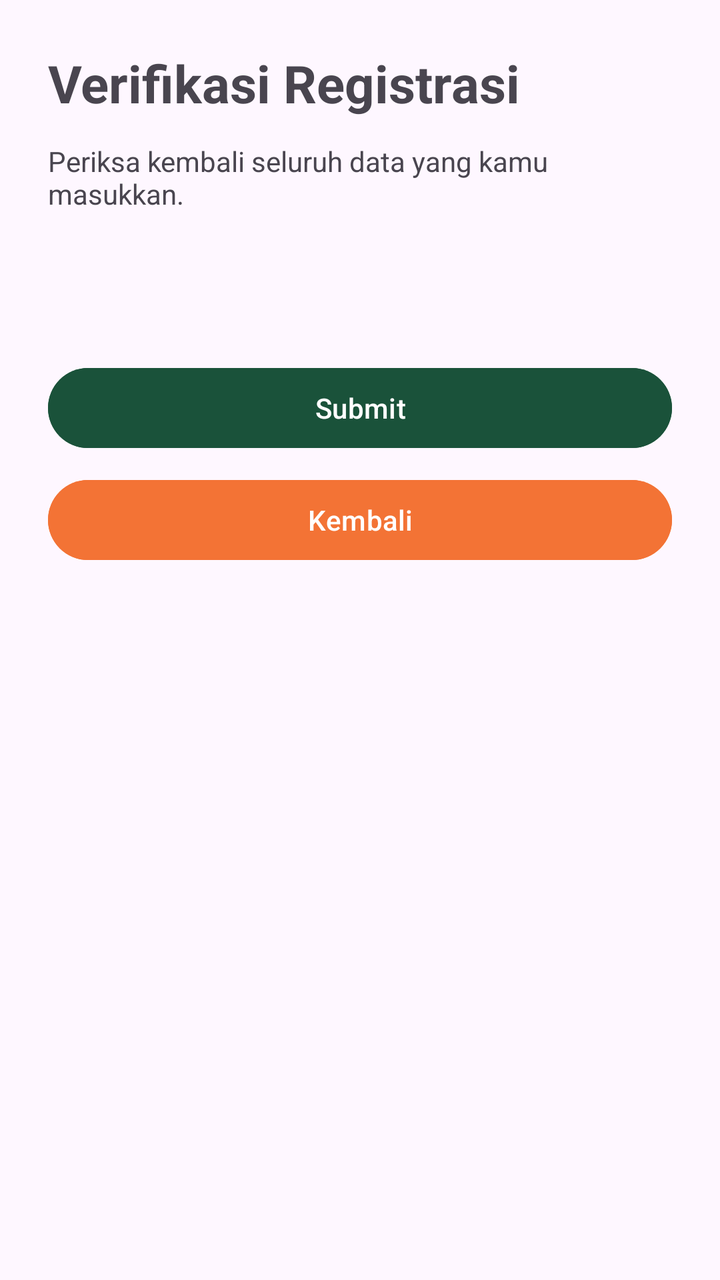
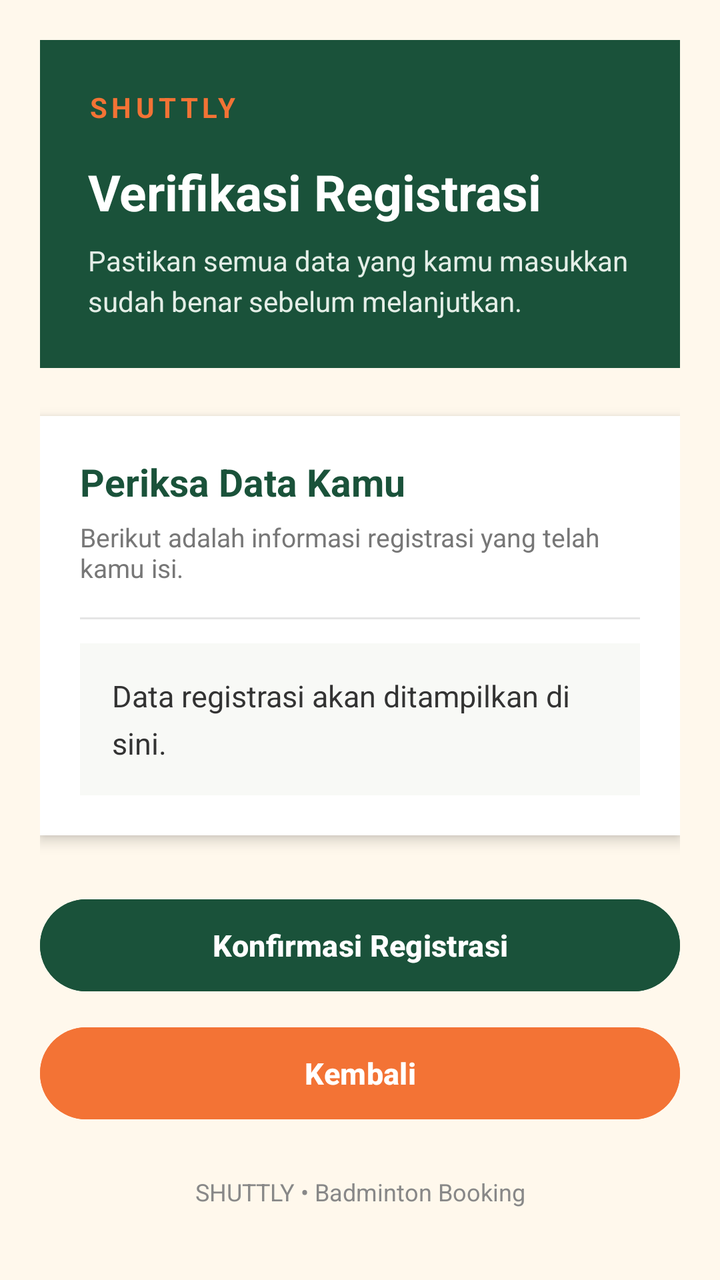

An Android layout rendered at two revisions. The XML below is the earlier revision; the diff shows what the commit changed to produce the second picture.
<!-- AndroidManifest.xml: application theme Theme.ZWAQtela -->
<!-- res/layout/activity_verification.xml -->
<?xml version="1.0" encoding="utf-8"?>
<ScrollView xmlns:android="http://schemas.android.com/apk/res/android"
    xmlns:app="http://schemas.android.com/apk/res-auto"
    xmlns:tools="http://schemas.android.com/tools"
    android:id="@+id/main"
    android:layout_width="match_parent"
    android:layout_height="match_parent"
    tools:context=".Home.VerificationActivity">
    <LinearLayout
        android:layout_width="match_parent"
        android:layout_height="wrap_content"
        android:orientation="vertical"
        android:padding="24dp">

        <TextView
            android:layout_width="match_parent"
            android:layout_height="wrap_content"
            android:text="Verifikasi Registrasi"
            android:textSize="26sp"
            android:textStyle="bold" />

        <TextView
            android:layout_width="match_parent"
            android:layout_height="wrap_content"
            android:layout_marginTop="12dp"
            android:text="Periksa kembali seluruh data yang kamu masukkan."
            android:textSize="14sp" />

            <TextView
                android:id="@+id/tvDataRegistrasi"
                android:layout_width="match_parent"
                android:layout_height="wrap_content"
                android:padding="16dp"
                android:textSize="16sp" />

        <Button
            android:id="@+id/btnSubmit"
            android:layout_width="match_parent"
            android:layout_height="wrap_content"
            android:layout_marginTop="20dp"
            android:backgroundTint="#1A523A"
            android:text="Submit"
            android:textColor="#FFFFFF" />

        <Button
            android:id="@+id/btnKembali"
            android:layout_width="match_parent"
            android:layout_height="wrap_content"
            android:layout_marginTop="8dp"
            android:backgroundTint="#F37335"
            android:text="Kembali"
            android:textColor="#FFFFFF" />

    </LinearLayout>
</ScrollView>
<!-- resources referenced by this layout -->
<resources>
  <style name="Theme.ZWAQtela" parent="Theme.Material3.DayNight.NoActionBar">
  
          
          <item name="colorPrimary">#1A523A</item>
          <item name="colorOnPrimary">#FFFFFF</item>
  
          
          <item name="android:windowFullscreen">false</item>
          <item name="android:statusBarColor">#FFF8EC</item>
          <item name="android:windowLightStatusBar">true</item>
  
          
          <item name="actionOverflowMenuStyle">@style/GreenPopupMenu</item>
  
      </style>
  <style name="GreenPopupMenu" parent="Widget.AppCompat.PopupMenu.Overflow">
          <item name="android:popupBackground">#1A523A</item>
          <item name="android:textColor">#FFFFFF</item>
      </style>
</resources>

<!-- the commit's change to res/layout/activity_verification.xml (unified diff, before → after) -->
@@ -1,55 +1,137 @@
 <?xml version="1.0" encoding="utf-8"?>
 <ScrollView xmlns:android="http://schemas.android.com/apk/res/android"
-    xmlns:app="http://schemas.android.com/apk/res-auto"
     xmlns:tools="http://schemas.android.com/tools"
     android:id="@+id/main"
     android:layout_width="match_parent"
     android:layout_height="match_parent"
+    android:background="#FFF8EC"
+    android:fillViewport="true"
     tools:context=".Home.VerificationActivity">
+
     <LinearLayout
         android:layout_width="match_parent"
         android:layout_height="wrap_content"
         android:orientation="vertical"
-        android:padding="24dp">
+        android:padding="20dp">
 
-        <TextView
+        
+        <LinearLayout
             android:layout_width="match_parent"
             android:layout_height="wrap_content"
-            android:text="Verifikasi Registrasi"
-            android:textSize="26sp"
-            android:textStyle="bold" />
+            android:background="#1A523A"
+            android:orientation="vertical"
+            android:padding="24dp">
 
-        <TextView
+            <TextView
+                android:layout_width="wrap_content"
+                android:layout_height="wrap_content"
+                android:text="SHUTTLY"
+                android:textColor="#F37335"
+                android:textSize="14sp"
+                android:textStyle="bold"
+                android:letterSpacing="0.15" />
+
+            <TextView
+                android:layout_width="match_parent"
+                android:layout_height="wrap_content"
+                android:layout_marginTop="16dp"
+                android:text="Verifikasi Registrasi"
+                android:textColor="#FFFFFF"
+                android:textSize="25sp"
+                android:textStyle="bold" />
+
+            <TextView
+                android:layout_width="match_parent"
+                android:layout_height="wrap_content"
+                android:layout_marginTop="8dp"
+                android:text="Pastikan semua data yang kamu masukkan sudah benar sebelum melanjutkan."
+                android:textColor="#E4EEE7"
+                android:textSize="14sp"
+                android:lineSpacingExtra="4dp" />
+
+        </LinearLayout>
+
+        
+        <LinearLayout
             android:layout_width="match_parent"
             android:layout_height="wrap_content"
-            android:layout_marginTop="12dp"
-            android:text="Periksa kembali seluruh data yang kamu masukkan."
-            android:textSize="14sp" />
+            android:layout_marginTop="24dp"
+            android:background="#FFFFFF"
+            android:elevation="4dp"
+            android:orientation="vertical"
+            android:padding="20dp">
+
+            <TextView
+                android:layout_width="match_parent"
+                android:layout_height="wrap_content"
+                android:text="Periksa Data Kamu"
+                android:textColor="#1A523A"
+                android:textSize="19sp"
+                android:textStyle="bold" />
+
+            <TextView
+                android:layout_width="match_parent"
+                android:layout_height="wrap_content"
+                android:layout_marginTop="6dp"
+                android:text="Berikut adalah informasi registrasi yang telah kamu isi."
+                android:textColor="#777777"
+                android:textSize="13sp" />
+
+            <View
+                android:layout_width="match_parent"
+                android:layout_height="1dp"
+                android:layout_marginTop="16dp"
+                android:layout_marginBottom="12dp"
+                android:background="#E5E5E5" />
 
             <TextView
                 android:id="@+id/tvDataRegistrasi"
                 android:layout_width="match_parent"
                 android:layout_height="wrap_content"
+                android:background="#F8F9F6"
                 android:padding="16dp"
-                android:textSize="16sp" />
+                android:text="Data registrasi akan ditampilkan di sini."
+                android:textColor="#333333"
+                android:textSize="15sp"
+                android:lineSpacingExtra="6dp" />
 
+        </LinearLayout>
+
+        
         <Button
             android:id="@+id/btnSubmit"
             android:layout_width="match_parent"
-            android:layout_height="wrap_content"
-            android:layout_marginTop="20dp"
+            android:layout_height="54dp"
+            android:layout_marginTop="28dp"
             android:backgroundTint="#1A523A"
-            android:text="Submit"
-            android:textColor="#FFFFFF" />
+            android:text="Konfirmasi Registrasi"
+            android:textAllCaps="false"
+            android:textColor="#FFFFFF"
+            android:textSize="15sp"
+            android:textStyle="bold" />
 
         <Button
             android:id="@+id/btnKembali"
             android:layout_width="match_parent"
-            android:layout_height="wrap_content"
-            android:layout_marginTop="8dp"
+            android:layout_height="54dp"
+            android:layout_marginTop="10dp"
             android:backgroundTint="#F37335"
             android:text="Kembali"
-            android:textColor="#FFFFFF" />
+            android:textAllCaps="false"
+            android:textColor="#FFFFFF"
+            android:textSize="15sp"
+            android:textStyle="bold" />
+
+        
+        <TextView
+            android:layout_width="match_parent"
+            android:layout_height="wrap_content"
+            android:layout_marginTop="24dp"
+            android:gravity="center"
+            android:text="SHUTTLY • Badminton Booking"
+            android:textColor="#888888"
+            android:textSize="12sp" />
 
     </LinearLayout>
+
 </ScrollView>
